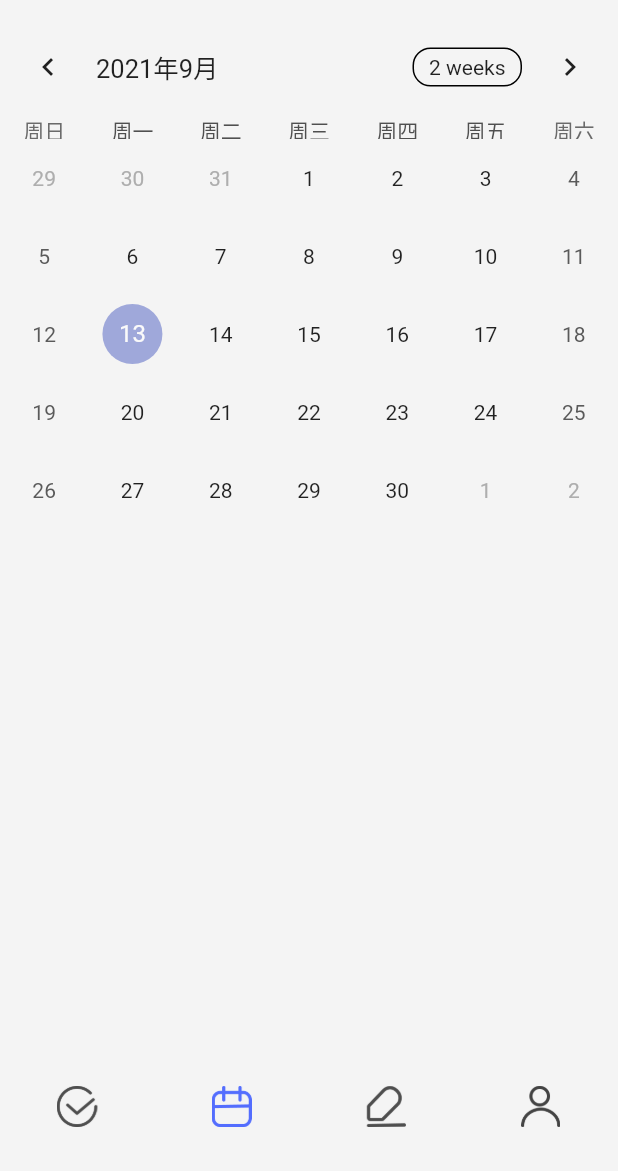
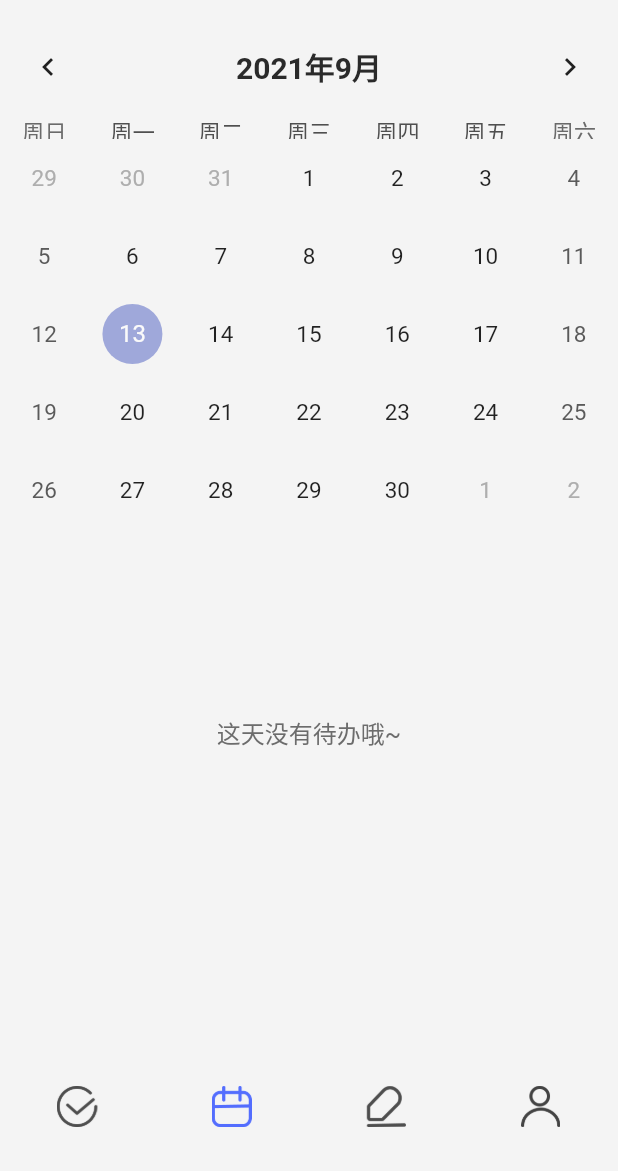
Before and after one commit to pushinl/Todo_Flutter, a Flutter app: the screen it shows after launch, item 2 of the bottom bar chosen, on a phone screen of 412 x 824 dp, the part 65-1236 px from its top. Run offline on Flutter 3.47's test engine with Material 2 defaults, Android fonts, the phone set to English and light mode, and no system bars; drawn by our look-alikes of table_calendar; our stand-ins replace sensors, sqflite, toast, vibration; missing offline and left inert: flutter_picker, r_calendar; accounts and stored records are empty.

Commit message:
[fix] 日历UI，部分组件微调

```diff
--- a/lib/main.dart
+++ b/lib/main.dart
@@ -1,5 +1,6 @@
 import 'package:flutter/cupertino.dart';
 import 'package:flutter/material.dart';
+import 'package:flutter_localizations/flutter_localizations.dart';
 
 import 'pages/Routes.dart';
 import 'pages/Tabs.dart';
@@ -34,6 +35,15 @@ class MyApp extends StatelessWidget {
       initialRoute: "/",
       onGenerateRoute: onGenerateRoute,
       theme: ThemeData(primarySwatch: white),
+      localizationsDelegates: [
+        GlobalMaterialLocalizations.delegate,
+        GlobalWidgetsLocalizations.delegate,
+      ],
+      supportedLocales: [
+        const Locale('zh', 'CH'),
+        const Locale('en', 'US'),
+      ],
+      locale: const Locale('zh'),
       home: Tabs(),
     );
   }
--- a/lib/pages/calendarpage/CalendarPage.dart
+++ b/lib/pages/calendarpage/CalendarPage.dart
@@ -3,7 +3,6 @@ import 'package:r_calendar/r_calendar.dart';
 import 'package:table_calendar/table_calendar.dart';
 import 'package:todo_flutter/bean/todo_bean_entity.dart';
 import 'package:todo_flutter/pages/Color.dart';
-import 'package:intl/intl.dart';
 import 'package:intl/date_symbol_data_local.dart';
 import 'package:todo_flutter/pages/Constants.dart';
 import 'package:todo_flutter/pages/todopage/sqlite/TodoSqliteHelper.dart';
@@ -48,7 +47,10 @@ class _CalendarPageState extends State<CalendarPage> {
             firstDay: DateTime(2021),
             lastDay: DateTime(2100),
             calendarStyle: CalendarStyle(
-
+              selectedDecoration: const BoxDecoration(
+                color: ColorUtils.color_blue_main,
+                shape: BoxShape.circle,
+              ),
             ),
             selectedDayPredicate: (day) {
               return isSameDay(_selectedDay, day);
@@ -71,9 +73,19 @@ class _CalendarPageState extends State<CalendarPage> {
             onPageChanged: (focusedDay) {
               _focusedDay = focusedDay;
             },
+            headerStyle: HeaderStyle(
+              formatButtonVisible: false,
+              titleCentered: true,
+              titleTextStyle: TextStyle(
+                color: ColorUtils.color_text,
+                fontSize: 20,
+                fontWeight: FontWeight.bold,
+              ),
+            ),
+
           ),
 
-          Expanded(
+          todoList.length > 0 ? Expanded(
             child: ListView.separated(
               shrinkWrap: true,
               scrollDirection: Axis.vertical,
@@ -89,6 +101,9 @@ class _CalendarPageState extends State<CalendarPage> {
               itemCount: todoList.length,
               itemBuilder: getItemBuilder,
             ),
+          ) : Padding(
+            padding: EdgeInsets.fromLTRB(0,height*0.15,0,0),
+            child: Text('这天没有待办哦~', style: TextStyle(fontSize: 16, color: ColorUtils.color_grey_666),),
           )
         ],
       ),
@@ -109,7 +124,6 @@ class _CalendarPageState extends State<CalendarPage> {
 
   Widget getItemBuilder(context, index) {
     var e = todoList[index];
-    var targetTime = e.itemDatetime;
     int importance = e.itemImportance;
     return getDismissible(context, e, importance);
   }
@@ -137,7 +151,7 @@ class _CalendarPageState extends State<CalendarPage> {
               elevation: 0,
             ),
             child: Container(
-              height: height * 0.1,
+              height: height * 0.08,
               child: Row(
                 children: [
                   InkWell(
@@ -157,7 +171,7 @@ class _CalendarPageState extends State<CalendarPage> {
                     child: Text("${e.content}",
                         overflow: TextOverflow.ellipsis,
                         style: TextStyle(
-                            fontSize: 18,
+                            fontSize: 16,
                             fontWeight: FontWeight.normal,
                             color: ColorUtils.color_text)),
                   )
@@ -191,7 +205,7 @@ class _CalendarPageState extends State<CalendarPage> {
                       borderRadius: BorderRadius.circular(10),
                     )),
                 child: Container(
-                  height: height*0.1,
+                  height: height*0.08,
                   child: Row(
                     children: [
                       InkWell(
@@ -203,8 +217,8 @@ class _CalendarPageState extends State<CalendarPage> {
                         },
                         child: Image(
                           image: AssetImage("assets/circle/finished.png"),
-                          width: 24,
-                          height: 24,
+                          width: 20,
+                          height: 20,
                         ),
                       ),
                       SizedBox(
@@ -215,7 +229,7 @@ class _CalendarPageState extends State<CalendarPage> {
                         child: Text(
                           "${e.content}",
                           style: TextStyle(
-                            fontSize: 18,
+                            fontSize: 16,
                             fontWeight: FontWeight.normal,
                             decoration: TextDecoration.lineThrough,
                             color: ColorUtils.color_delete_text,
@@ -235,8 +249,8 @@ class _CalendarPageState extends State<CalendarPage> {
   Image getImage(int image) {
     return Image.asset(
       'assets/circle/Todo_$image.png',
-      width: 24,
-      height: 24,
+      width: 20,
+      height: 20,
     );
   }
 
--- a/lib/pages/notepage/NoteMainPage.dart
+++ b/lib/pages/notepage/NoteMainPage.dart
@@ -40,7 +40,9 @@ class _NoteMainPageState extends State<NoteMainPage> {
     height = size.height;
     return Scaffold(
       floatingActionButtonLocation: FloatingActionButtonLocation.endDocked,
-      floatingActionButton: Container(
+      floatingActionButton: Padding(
+        padding: const EdgeInsets.fromLTRB(0, 0, 5, 15),
+        child: Container(
             width: 50,
             height: height*0.08,
             child: FloatingActionButton(
@@ -60,6 +62,7 @@ class _NoteMainPageState extends State<NoteMainPage> {
                 size: 30,
               ),
             )),
+      ),
       key: _globalKey,
       body: Container(
         decoration: BoxDecoration(color: ColorUtils.color_background_main),
--- a/pubspec.yaml
+++ b/pubspec.yaml
@@ -25,6 +25,8 @@ flutter-json:
 
 dependencies:
   flutter:
+    sdk: flutter
+  flutter_localizations:
     sdk: flutter
   sqflite: ^2.0.0
   sensors: ^2.0.3
```
Also changed, not shown: lib/pages/todopage/TodoPage.dart (+19 -7 lines), pubspec.lock. Lines whose indentation alone changed are shown as unchanged.
